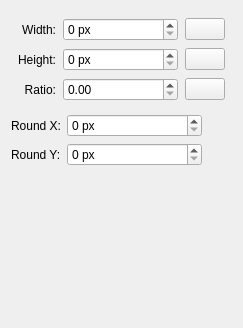
Old version of the form libs/ui/forms/wdgrectangleconstraints.ui in the repository KDE/krita.
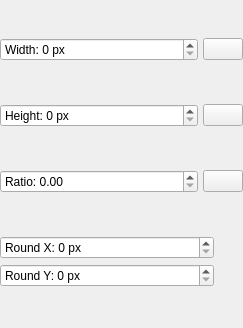
New version of the form. Custom widgets are drawn as their Qt base class.

```diff
--- a/libs/ui/forms/wdgrectangleconstraints.ui
+++ b/libs/ui/forms/wdgrectangleconstraints.ui
@@ -24,44 +24,49 @@
    <string>Size</string>
   </property>
   <layout class="QVBoxLayout" name="verticalLayout">
+   <property name="spacing">
+    <number>5</number>
+   </property>
+   <property name="leftMargin">
+    <number>0</number>
+   </property>
+   <property name="topMargin">
+    <number>0</number>
+   </property>
+   <property name="rightMargin">
+    <number>0</number>
+   </property>
+   <property name="bottomMargin">
+    <number>0</number>
+   </property>
    <item>
-    <layout class="QGridLayout" name="gridLayout">
-     <property name="leftMargin">
-      <number>7</number>
-     </property>
-     <property name="topMargin">
-      <number>7</number>
-     </property>
-     <property name="rightMargin">
-      <number>7</number>
-     </property>
-     <property name="bottomMargin">
-      <number>7</number>
-     </property>
+    <layout class="QHBoxLayout" name="horizontalLayout" stretch="1,0">
      <property name="spacing">
-      <number>7</number>
+      <number>5</number>
      </property>
-     <item column="3" row="1">
-      <widget class="QPushButton" name="lockHeightButton">
-       <property name="text">
-        <string/>
+     <item>
+      <widget class="KisIntParseSpinBox" name="intWidth">
+       <property name="sizePolicy">
+        <sizepolicy hsizetype="MinimumExpanding" vsizetype="Fixed">
+         <horstretch>0</horstretch>
+         <verstretch>0</verstretch>
+        </sizepolicy>
        </property>
-       <property name="checkable">
-        <bool>true</bool>
+       <property name="toolTip">
+        <string>Width</string>
        </property>
-      </widget>
-     </item>
-     <item column="3" row="2">
-      <widget class="QPushButton" name="lockRatioButton">
-       <property name="text">
-        <string/>
+       <property name="suffix">
+        <string> px</string>
        </property>
-       <property name="checkable">
-        <bool>true</bool>
+       <property name="prefix">
+        <string>Width: </string>
        </property>
+       <property name="maximum">
+        <number>99999</number>
+       </property>
       </widget>
      </item>
-     <item column="3" row="0">
+     <item>
       <widget class="QPushButton" name="lockWidthButton">
        <property name="text">
         <string/>
@@ -71,7 +76,14 @@
        </property>
       </widget>
      </item>
-     <item column="2" row="1">
+    </layout>
+   </item>
+   <item>
+    <layout class="QHBoxLayout" name="horizontalLayout_2" stretch="1,0">
+     <property name="spacing">
+      <number>5</number>
+     </property>
+     <item>
       <widget class="KisIntParseSpinBox" name="intHeight">
        <property name="sizePolicy">
         <sizepolicy hsizetype="MinimumExpanding" vsizetype="Fixed">
@@ -85,22 +97,32 @@
        <property name="suffix">
         <string> px</string>
        </property>
+       <property name="prefix">
+        <string>Height: </string>
+       </property>
        <property name="maximum">
         <number>99999</number>
        </property>
       </widget>
      </item>
-     <item column="1" row="0">
-      <widget class="QLabel" name="label">
+     <item>
+      <widget class="QPushButton" name="lockHeightButton">
        <property name="text">
-        <string>Width:</string>
+        <string/>
        </property>
-       <property name="alignment">
-        <set>Qt::AlignRight|Qt::AlignTrailing|Qt::AlignVCenter</set>
+       <property name="checkable">
+        <bool>true</bool>
        </property>
       </widget>
      </item>
-     <item column="2" row="2">
+    </layout>
+   </item>
+   <item>
+    <layout class="QHBoxLayout" name="horizontalLayout_3" stretch="1,0">
+     <property name="spacing">
+      <number>5</number>
+     </property>
+     <item>
       <widget class="KisDoubleParseSpinBox" name="doubleRatio">
        <property name="sizePolicy">
         <sizepolicy hsizetype="MinimumExpanding" vsizetype="Fixed">
@@ -111,6 +133,9 @@
        <property name="toolTip">
         <string>Aspect ratio</string>
        </property>
+       <property name="prefix">
+        <string>Ratio: </string>
+       </property>
        <property name="maximum">
         <double>10000.000000000000000</double>
        </property>
@@ -119,76 +144,72 @@
        </property>
       </widget>
      </item>
-     <item column="2" row="0">
-      <widget class="KisIntParseSpinBox" name="intWidth">
-       <property name="sizePolicy">
-        <sizepolicy hsizetype="MinimumExpanding" vsizetype="Fixed">
-         <horstretch>0</horstretch>
-         <verstretch>0</verstretch>
-        </sizepolicy>
-       </property>
-       <property name="toolTip">
-        <string>Width</string>
-       </property>
-       <property name="suffix">
-        <string> px</string>
-       </property>
-       <property name="maximum">
-        <number>99999</number>
-       </property>
-      </widget>
-     </item>
-     <item column="1" row="2">
-      <widget class="QLabel" name="label_3">
+     <item>
+      <widget class="QPushButton" name="lockRatioButton">
        <property name="text">
-        <string>Ratio:</string>
+        <string/>
        </property>
-       <property name="alignment">
-        <set>Qt::AlignRight|Qt::AlignTrailing|Qt::AlignVCenter</set>
-       </property>
-      </widget>
-     </item>
-     <item column="1" row="1">
-      <widget class="QLabel" name="label_2">
-       <property name="text">
-        <string>Height:</string>
-       </property>
-       <property name="alignment">
-        <set>Qt::AlignRight|Qt::AlignTrailing|Qt::AlignVCenter</set>
+       <property name="checkable">
+        <bool>true</bool>
        </property>
       </widget>
      </item>
     </layout>
    </item>
    <item>
-    <layout class="QGridLayout" name="gridLayout_2">
-     <item column="0" row="0">
-      <widget class="QLabel" name="lblRoundCornersX">
-       <property name="text">
-        <string>Round X:</string>
+    <layout class="QHBoxLayout" name="horizontalLayout_4">
+     <item>
+      <layout class="QVBoxLayout" name="verticalLayout_2">
+       <property name="spacing">
+        <number>5</number>
        </property>
-      </widget>
+       <item>
+        <widget class="KisIntParseSpinBox" name="intRoundCornersX">
+         <property name="sizePolicy">
+          <sizepolicy hsizetype="MinimumExpanding" vsizetype="Fixed">
+           <horstretch>0</horstretch>
+           <verstretch>0</verstretch>
+          </sizepolicy>
+         </property>
+         <property name="toolTip">
+          <string>Horizontal radius of rectangle corners</string>
+         </property>
+         <property name="suffix">
+          <string> px</string>
+         </property>
+         <property name="prefix">
+          <string>Round X: </string>
+         </property>
+         <property name="maximum">
+          <number>99999</number>
+         </property>
+        </widget>
+       </item>
+       <item>
+        <widget class="KisIntParseSpinBox" name="intRoundCornersY">
+         <property name="sizePolicy">
+          <sizepolicy hsizetype="MinimumExpanding" vsizetype="Fixed">
+           <horstretch>0</horstretch>
+           <verstretch>0</verstretch>
+          </sizepolicy>
+         </property>
+         <property name="toolTip">
+          <string>Vertical radius of rectangle corners</string>
+         </property>
+         <property name="suffix">
+          <string> px</string>
+         </property>
+         <property name="prefix">
+          <string>Round Y: </string>
+         </property>
+         <property name="maximum">
+          <number>99999</number>
+         </property>
+        </widget>
+       </item>
+      </layout>
      </item>
-     <item column="1" row="0">
-      <widget class="KisIntParseSpinBox" name="intRoundCornersX">
-       <property name="sizePolicy">
-        <sizepolicy hsizetype="MinimumExpanding" vsizetype="Fixed">
-         <horstretch>0</horstretch>
-         <verstretch>0</verstretch>
-        </sizepolicy>
-       </property>
-       <property name="toolTip">
-        <string>Horizontal radius of rectangle corners</string>
-       </property>
-       <property name="suffix">
-        <string> px</string>
-       </property>
-       <property name="maximum">
-        <number>99999</number>
-       </property>
-      </widget>
-     </item>
-     <item column="2" row="0" rowspan="2">
+     <item>
       <widget class="KoAspectButton" name="cornersAspectButton" native="true">
        <property name="sizePolicy">
         <sizepolicy hsizetype="Fixed" vsizetype="Fixed">
@@ -204,47 +225,8 @@
        </property>
       </widget>
      </item>
-     <item column="0" row="1">
-      <widget class="QLabel" name="lblRoundCornersY">
-       <property name="text">
-        <string>Round Y:</string>
-       </property>
-      </widget>
-     </item>
-     <item column="1" row="1">
-      <widget class="KisIntParseSpinBox" name="intRoundCornersY">
-       <property name="sizePolicy">
-        <sizepolicy hsizetype="MinimumExpanding" vsizetype="Fixed">
-         <horstretch>0</horstretch>
-         <verstretch>0</verstretch>
-        </sizepolicy>
-       </property>
-       <property name="toolTip">
-        <string>Vertical radius of rectangle corners</string>
-       </property>
-       <property name="suffix">
-        <string> px</string>
-       </property>
-       <property name="maximum">
-        <number>99999</number>
-       </property>
-      </widget>
-     </item>
     </layout>
    </item>
-   <item>
-    <spacer name="verticalSpacer">
-     <property name="orientation">
-      <enum>Qt::Vertical</enum>
-     </property>
-     <property name="sizeHint" stdset="0">
-      <size>
-       <width>20</width>
-       <height>187</height>
-      </size>
-     </property>
-    </spacer>
-   </item>
   </layout>
  </widget>
  <customwidgets>
```
Left out of the diff: 2 changed lines with no effect on the pictures.
